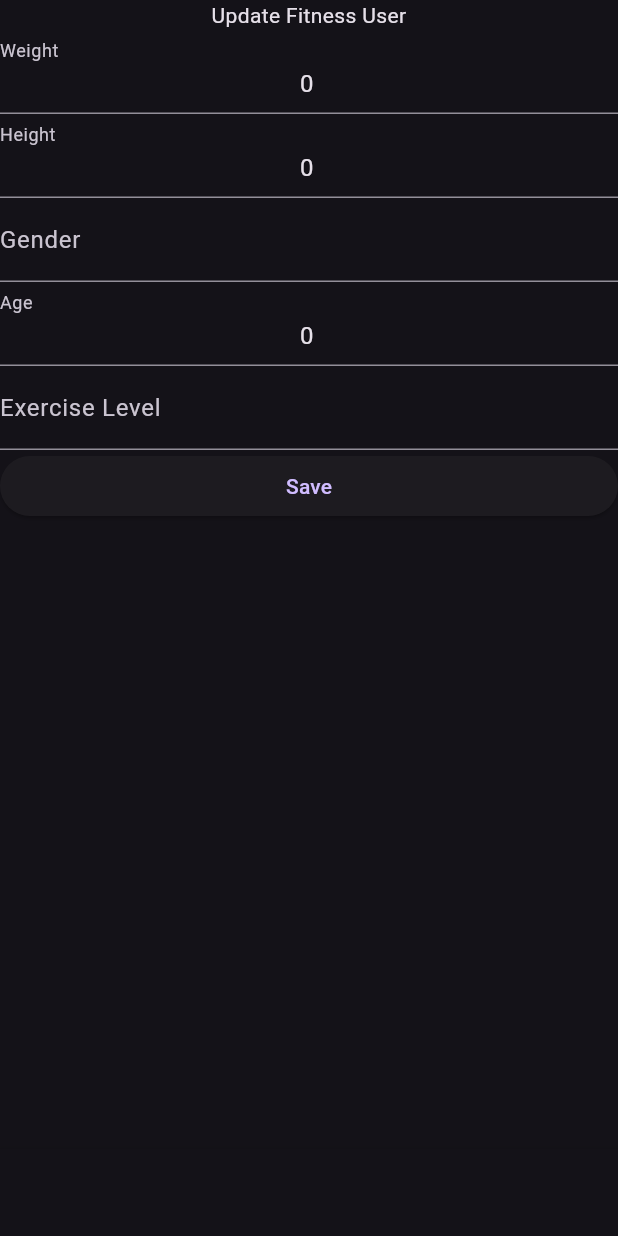
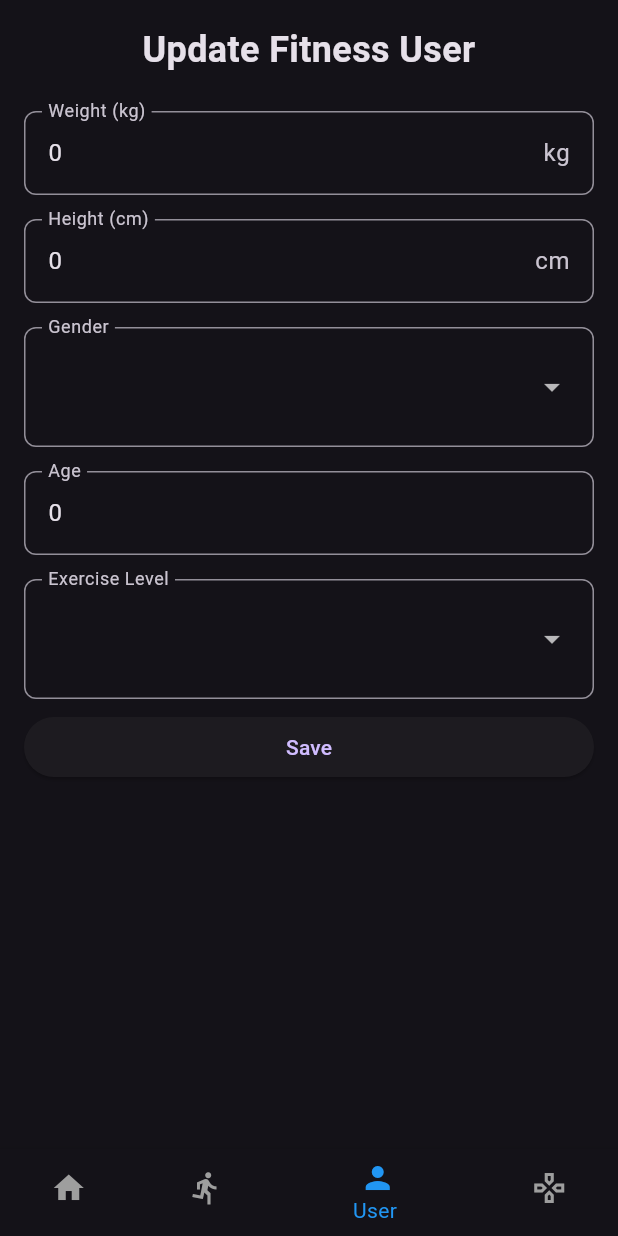
Before and after one commit to Someoneistakenisnot/Fitness-App, a Flutter app: the UpdateFitnessUserScreen screen opened by its route, on a phone screen of 412 x 824 dp. Run offline on Flutter 3.47's test engine with Material 3 defaults, Android fonts, the phone set to English and light mode, and no system bars; our stand-ins replace cloud_firestore, firebase_auth, firebase_core; missing offline and left inert: firebase_ui_auth; accounts and stored records are empty; network calls fail.

```diff
--- a/lib/main.dart
+++ b/lib/main.dart
@@ -30,7 +30,7 @@ class MyApp extends StatelessWidget {
         '/home': (context) => const HomeScreen(),
         '/exercise': (context) => const ExerciseScreen(),
         '/user': (context) => const UpdateFitnessUserScreen(),
-        '/games': (context) => const GameScreen(),
+        '/game': (context) => const GameScreen(),
       },
     );
   }
--- a/lib/screens/update_fitness_user_screen.dart
+++ b/lib/screens/update_fitness_user_screen.dart
@@ -2,8 +2,8 @@ import 'package:cloud_firestore/cloud_firestore.dart';
 import 'package:flutter/material.dart';
 
 import '../models/fitness_user.dart';
+import '../widgets/navigation_bar.dart';
 import '../utilities/firebase_calls.dart';
-import '../widgets/navigation_bar.dart';
 
 class UpdateFitnessUserScreen extends StatefulWidget {
   const UpdateFitnessUserScreen({Key? key}) : super(key: key);
@@ -14,12 +14,36 @@ class UpdateFitnessUserScreen extends StatefulWidget {
 }
 
 class _UpdateFitnessUserScreenState extends State<UpdateFitnessUserScreen> {
+  final TextEditingController weightController = TextEditingController();
+  final TextEditingController heightController = TextEditingController();
+  final TextEditingController ageController = TextEditingController();
 
-  TextEditingController weightController = TextEditingController();
-  TextEditingController heightController = TextEditingController();
-  TextEditingController genderController = TextEditingController();
-  TextEditingController ageController = TextEditingController();
-  TextEditingController exerciseController = TextEditingController();
+  final FocusNode weightFocusNode = FocusNode();
+  final FocusNode heightFocusNode = FocusNode();
+  final FocusNode ageFocusNode = FocusNode();
+
+  String? selectedGender;
+  String? selectedExerciseLevel;
+
+  final List<String> genderOptions = ['male', 'female'];
+  final List<String> exerciseOptions = [
+    'little',
+    'light',
+    'moderate',
+    'heavy',
+    'very heavy'
+  ];
+
+  @override
+  void dispose() {
+    weightController.dispose();
+    heightController.dispose();
+    ageController.dispose();
+    weightFocusNode.dispose();
+    heightFocusNode.dispose();
+    ageFocusNode.dispose();
+    super.dispose();
+  }
 
   @override
   Widget build(BuildContext context) {
@@ -32,63 +56,100 @@ class _UpdateFitnessUserScreenState extends State<UpdateFitnessUserScreen> {
                 .where('userid', isEqualTo: auth.currentUser?.uid)
                 .snapshots(),
             builder: (context, snapshot) {
-              if (snapshot.hasData) {
-                if (snapshot.data!.docs.isNotEmpty) {
+              if (snapshot.connectionState == ConnectionState.waiting) {
+                return const Center(child: CircularProgressIndicator());
+              }
+
+              if (snapshot.hasData && snapshot.data!.docs.isNotEmpty) {
                 QueryDocumentSnapshot doc = snapshot.data!.docs[0];
                 weightController.text = doc.get('weight').toString();
                 heightController.text = doc.get('height').toString();
-                  genderController.text = doc.get('gender').toString();
+                selectedGender = doc.get('gender').toString();
                 ageController.text = doc.get('age').toString();
-                  exerciseController.text = doc.get('exercise').toString();
+                selectedExerciseLevel = doc.get('exercise').toString();
               }
-              }
-              return Column(
+
+              return Padding(
+                padding: const EdgeInsets.all(16.0),
+                child: Column(
                   crossAxisAlignment: CrossAxisAlignment.stretch,
                   children: <Widget>[
                     const Text(
                       'Update Fitness User',
                       textAlign: TextAlign.center,
+                      style:
+                          TextStyle(fontSize: 24, fontWeight: FontWeight.bold),
                     ),
-                  TextField(
-                    textAlign: TextAlign.center,
-                    decoration: const InputDecoration(labelText: 'Weight'),
+                    const SizedBox(height: 16),
+                    _buildTextField(
+                      label: 'Weight (kg)',
                       controller: weightController,
+                      focusNode: weightFocusNode,
+                      inputType: TextInputType.number,
+                      suffixText: 'kg',
+                      validator: (value) =>
+                          _validatePositiveNumber(value, 'Weight'),
                     ),
-                  TextField(
-                    textAlign: TextAlign.center,
-                    decoration: const InputDecoration(labelText: 'Height'),
+                    _buildTextField(
+                      label: 'Height (cm)',
                       controller: heightController,
+                      focusNode: heightFocusNode,
+                      inputType: TextInputType.number,
+                      suffixText: 'cm',
+                      validator: (value) =>
+                          _validatePositiveNumber(value, 'Height'),
                     ),
-                  TextField(
-                    textAlign: TextAlign.center,
-                    decoration: const InputDecoration(labelText: 'Gender'),
-                    controller: genderController,
+                    _buildDropdownField(
+                      label: 'Gender',
+                      value: selectedGender,
+                      options: genderOptions,
+                      onChanged: (value) {
+                        setState(() {
+                          selectedGender = value;
+                        });
+                      },
                     ),
-                  TextField(
-                    textAlign: TextAlign.center,
-                    decoration: const InputDecoration(labelText: 'Age'),
+                    _buildTextField(
+                      label: 'Age',
                       controller: ageController,
+                      focusNode: ageFocusNode,
+                      inputType: TextInputType.number,
+                      validator: (value) =>
+                          _validatePositiveNumber(value, 'Age'),
                     ),
-                  TextField(
-                    textAlign: TextAlign.center,
-                    decoration: const InputDecoration(labelText: 'Exercise Level'),
-                    controller: exerciseController,
+                    _buildDropdownField(
+                      label: 'Exercise Level',
+                      value: selectedExerciseLevel,
+                      options: exerciseOptions,
+                      onChanged: (value) {
+                        setState(() {
+                          selectedExerciseLevel =
+                              value == 'very heavy' ? 'veryheavy' : value;
+                        });
+                      },
                     ),
                     ElevatedButton(
                       child: const Text('Save'),
                       onPressed: () async {
+                        if (!_validateAllFields()) {
+                          return;
+                        }
+
                         FitnessUser fitnessUser = FitnessUser(
                           weight: int.parse(weightController.text),
                           height: int.parse(heightController.text),
-                        gender: genderController.text,
+                          gender: selectedGender!,
                           age: int.parse(ageController.text),
-                        exercise: exerciseController.text,
+                          exercise: selectedExerciseLevel!,
                         );
+
                         await FirebaseCalls().updateFitnessUser(fitnessUser);
+
                         Navigator.pushReplacementNamed(context, '/home');
                       },
                     ),
                   ],
+                ),
               );
             },
           ),
@@ -96,4 +157,95 @@ class _UpdateFitnessUserScreenState extends State<UpdateFitnessUserScreen> {
       ),
     );
   }
+
+  Widget _buildTextField({
+    required String label,
+    required TextEditingController controller,
+    required FocusNode focusNode,
+    required TextInputType inputType,
+    String? suffixText,
+    String? Function(String?)? validator,
+  }) {
+    return Padding(
+      padding: const EdgeInsets.symmetric(vertical: 8.0),
+      child: TextField(
+        focusNode: focusNode,
+        keyboardType: inputType,
+        decoration: InputDecoration(
+          labelText: label,
+          suffixText: suffixText,
+          border: OutlineInputBorder(borderRadius: BorderRadius.circular(8.0)),
+        ),
+        controller: controller,
+      ),
+    );
   }
+
+  Widget _buildDropdownField({
+    required String label,
+    required String? value,
+    required List<String> options,
+    required ValueChanged<String?> onChanged,
+  }) {
+    return Padding(
+      padding: const EdgeInsets.symmetric(vertical: 8.0),
+      child: InputDecorator(
+        decoration: InputDecoration(
+          labelText: label,
+          border: OutlineInputBorder(borderRadius: BorderRadius.circular(8.0)),
+        ),
+        child: DropdownButtonHideUnderline(
+          child: DropdownButton<String>(
+            value: value,
+            isExpanded: true,
+            items: options
+                .map(
+                  (option) => DropdownMenuItem(
+                    value: option,
+                    child: Text(option),
+                  ),
+                )
+                .toList(),
+            onChanged: (newValue) {
+              // Ensure the onChanged callback works correctly
+              if (newValue != null) {
+                onChanged(newValue);
+              }
+            },
+          ),
+        ),
+      ),
+    );
+  }
+
+  bool _validateAllFields() {
+    String? weightError =
+        _validatePositiveNumber(weightController.text, 'Weight');
+    String? heightError =
+        _validatePositiveNumber(heightController.text, 'Height');
+    String? ageError = _validatePositiveNumber(ageController.text, 'Age');
+
+    if (weightError != null ||
+        heightError != null ||
+        ageError != null ||
+        selectedGender == null ||
+        selectedExerciseLevel == null) {
+      ScaffoldMessenger.of(context).showSnackBar(
+        const SnackBar(content: Text('Please fill in all fields correctly')),
+      );
+      return false;
+    }
+    return true;
+  }
+
+  String? _validatePositiveNumber(String? value, String fieldName) {
+    if (value == null || value.isEmpty) {
+      return '$fieldName cannot be empty';
+    }
+    final numValue = int.tryParse(value);
+    if (numValue == null || numValue <= 0) {
+      return '$fieldName must be a positive number greater than zero';
+    }
+    return null;
+  }
+}
--- a/lib/widgets/navigation_bar.dart
+++ b/lib/widgets/navigation_bar.dart
@@ -33,7 +33,9 @@ class _MyBottomNavigationBarState extends State<MyBottomNavigationBar> {
   @override
   Widget build(BuildContext context) {
     return BottomNavigationBar(
-      backgroundColor: Colors.blueGrey,
+      backgroundColor: Colors.white, // Light background color
+      selectedItemColor: Colors.blue, // Color for selected item
+      unselectedItemColor: Colors.grey, // Color for unselected items
       items: const [
         BottomNavigationBarItem(
           label: 'Home',
@@ -44,7 +46,7 @@ class _MyBottomNavigationBarState extends State<MyBottomNavigationBar> {
           icon: Icon(Icons.directions_run),
         ),
         BottomNavigationBarItem(
-          label: 'User',
+          label: 'User ',
           icon: Icon(Icons.person),
         ),
         BottomNavigationBarItem(
```
Also changed, not shown: lib/screens/home_screen.dart (+48 -39 lines). Lines whose indentation alone changed are shown as unchanged.
